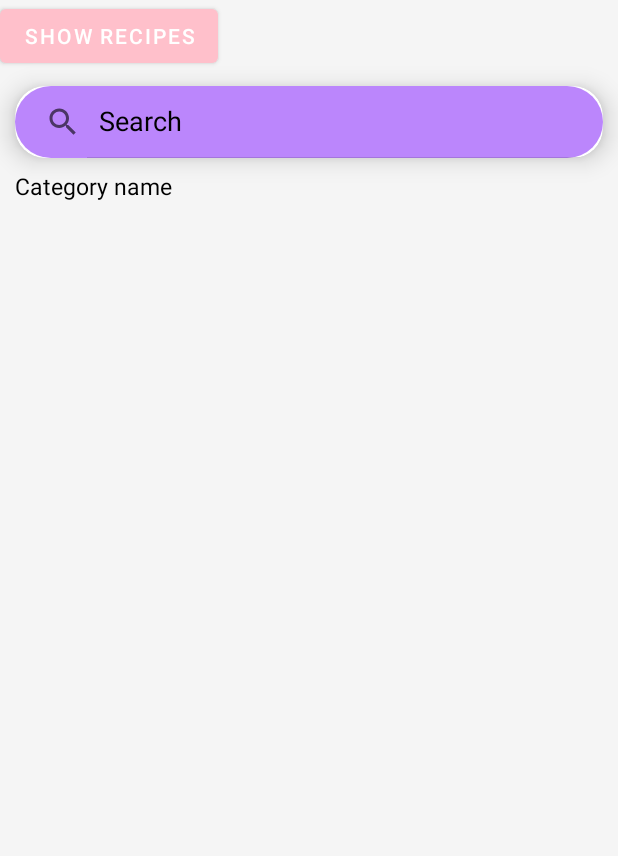
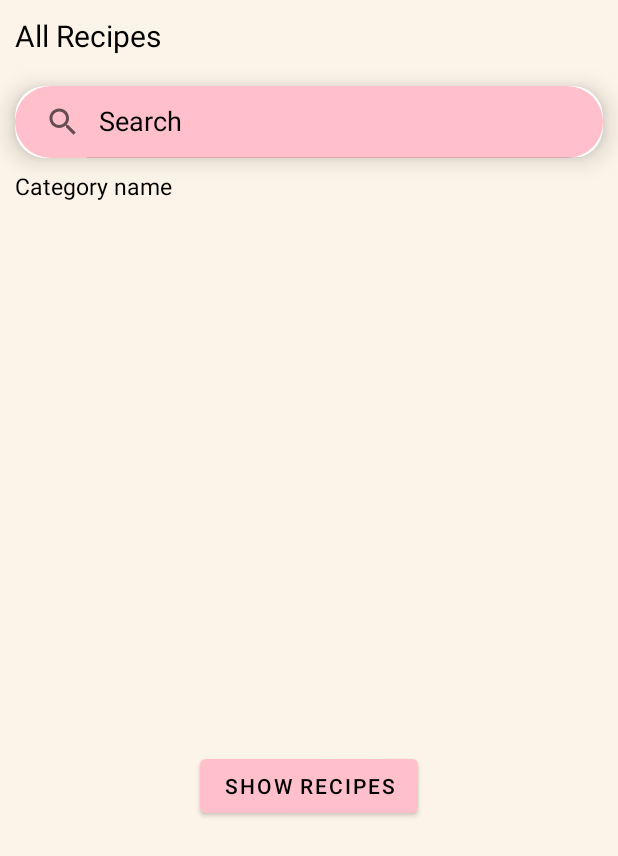
Before and after one commit to DorinUscoiu1/Recepies1, an Android app built with Jetpack Compose: the HomeActivity1 screen opened directly, with no data from a screen before it, on a phone screen of 412 x 824 dp. Shown: the top 856 px of the screen. Run offline under Robolectric (Android 15) with nearby library versions, the phone set to English and light mode, and no system bars; our stand-ins replace Room's generated code; network calls fail; Roboto replaces fonts that are not available here.

Commit message:
Changed the interface for home1 and fragment_recipe_list

```diff
--- a/app/src/main/java/com/example/proiect_android/HomeActivity1.kt
+++ b/app/src/main/java/com/example/proiect_android/HomeActivity1.kt
@@ -3,10 +3,15 @@ package com.example.proiect_android
 import android.content.Intent
 import android.os.AsyncTask
 import android.os.Bundle
+import android.view.View
+import android.widget.Button
+import android.widget.RelativeLayout
 import android.widget.SearchView
+import android.widget.TextView
 import androidx.appcompat.app.AppCompatActivity
 import androidx.fragment.app.commit
 import androidx.recyclerview.widget.LinearLayoutManager
+import androidx.recyclerview.widget.RecyclerView
 import androidx.room.Room
 import com.example.proiect_android.adapter.MainCategoryAdapter
 import com.example.proiect_android.adapter.SubCategoryAdapter
@@ -29,10 +34,14 @@ class HomeActivity1 : AppCompatActivity() {
     private var arrCategories = ArrayList<String>()
     private lateinit var mainCategoryAdapter: MainCategoryAdapter
     private lateinit var subCategoryAdapter: SubCategoryAdapter
-
+    private lateinit var categoryNameContainer: TextView
+    private lateinit var itemRecyclerView: RecyclerView
+    private lateinit var subItemRecyclerView: RecyclerView
+    private lateinit var titleHome1: TextView
+    private lateinit var searchView: SearchView
     private var currentQuery: String = ""
     private var currentCategory: String = "All Categories"
-
+    private lateinit var buttonShowRecipes: Button
     private lateinit var recipeDatabase: RecipeDatabase
 
     override fun onCreate(savedInstanceState: Bundle?) {
@@ -41,7 +50,12 @@ class HomeActivity1 : AppCompatActivity() {
         binding = ActivityHome1Binding.inflate(layoutInflater)
         setContentView(binding.root)
         recipeDatabase = Room.databaseBuilder(applicationContext, RecipeDatabase::class.java, "recipe.db").build()
-
+        buttonShowRecipes = findViewById(R.id.buttonShowRecipes)
+        categoryNameContainer = findViewById(R.id.CategoryNameContainer)
+        titleHome1 = findViewById(R.id.titleHome1)
+        subItemRecyclerView = findViewById(R.id.subitem_show_home)
+        itemRecyclerView = findViewById(R.id.item_show_home)
+        searchView = findViewById(R.id.search_view)
         mainCategoryAdapter = MainCategoryAdapter { recipe ->
             val intent = Intent(this, RecipeDetailActivity::class.java)
             intent.putExtra("RECIPE_DETAIL", recipe)
@@ -76,6 +90,12 @@ class HomeActivity1 : AppCompatActivity() {
         })
 
         binding.buttonShowRecipes.setOnClickListener {
+            buttonShowRecipes.visibility = Button.GONE
+            categoryNameContainer.visibility = View.GONE
+            titleHome1.visibility = View.GONE
+            searchView.visibility = View.GONE
+            itemRecyclerView.visibility = View.GONE
+            subItemRecyclerView.visibility = View.GONE
             supportFragmentManager.commit {
                 replace(R.id.fragment_container, RecipeListFragment())
                 addToBackStack(null)
--- a/app/src/main/res/drawable/search.xml
+++ b/app/src/main/res/drawable/search.xml
@@ -1,5 +1,5 @@
 <?xml version="1.0" encoding="utf-8"?>
 <shape xmlns:android="http://schemas.android.com/apk/res/android">
-    <solid android:color="@color/purple_200"/>
+    <solid android:color="#FFC0CB"/>
     <corners android:radius="50sp"/>
 </shape>
--- a/app/src/main/res/layout/activity_home1.xml
+++ b/app/src/main/res/layout/activity_home1.xml
@@ -17,6 +17,7 @@
             android:orientation="vertical">
 
             <TextView
+                android:id="@+id/titleHome1"
                 android:layout_width="match_parent"
                 android:layout_height="wrap_content"
                 android:text="All Recipes"
@@ -37,11 +38,11 @@
                 <SearchView
                     android:id="@+id/search_view"
                     android:layout_width="match_parent"
-                    android:theme="@style/ThemeOverlay.Search"
-                    android:queryHint="Search"
+                    android:layout_height="wrap_content"
                     android:background="@drawable/search"
                     android:iconifiedByDefault="false"
-                    android:layout_height="wrap_content" />
+                    android:queryHint="Search"
+                    android:theme="@style/ThemeOverlay.Search" />
 
             </androidx.cardview.widget.CardView>
 
@@ -54,6 +55,7 @@
             tools:itemCount="1"
             tools:listitem="@layout/item_show_home" />
             <TextView
+                android:id="@+id/CategoryNameContainer"
                 android:layout_width="match_parent"
                 android:layout_height="wrap_content"
                 android:text="Category name"
@@ -72,15 +74,20 @@
 
         </LinearLayout>
     </ScrollView>
+
+    <FrameLayout
+        android:id="@+id/fragment_container"
+        android:layout_width="match_parent"
+        android:layout_height="match_parent" >
+
+
+    </FrameLayout>
     <Button
         android:id="@+id/buttonShowRecipes"
         android:layout_width="wrap_content"
         android:layout_height="wrap_content"
-        android:text="Show Recipes" />
-
-    <FrameLayout
-        android:id="@+id/fragment_container"
-        android:layout_width="match_parent"
-        android:layout_height="match_parent" />
-
+        android:text="Show Recipes"
+        android:layout_centerHorizontal="true"
+        android:layout_marginTop="500dp"
+        android:textColor="@color/black"/>
 </RelativeLayout>
--- a/app/src/main/res/layout/fragment_recipe_list.xml
+++ b/app/src/main/res/layout/fragment_recipe_list.xml
@@ -9,7 +9,8 @@
             android:layout_width="match_parent"
             android:layout_height="match_parent"
             android:scaleType="centerCrop"
-            android:src="@drawable/home" />
+            android:src="@drawable/home"
+            android:alpha="0.6"/>
 
         <androidx.recyclerview.widget.RecyclerView
             android:id="@+id/recyclerViewRecipes"
--- a/app/src/main/res/layout/item_show_home.xml
+++ b/app/src/main/res/layout/item_show_home.xml
@@ -1,5 +1,6 @@
 <?xml version="1.0" encoding="utf-8"?>
 <RelativeLayout
+    android:id="@+id/item_show_layout"
     xmlns:android="http://schemas.android.com/apk/res/android"
     xmlns:app="http://schemas.android.com/apk/res-auto"
     xmlns:tools="http://schemas.android.com/tools"
@@ -21,7 +22,7 @@
         <RelativeLayout
             android:layout_width="150dp"
             android:layout_height="100dp"
-            android:background="@color/purple_200"
+            android:background="#FAFCE8"
             android:padding="8dp">
 
             <ImageView
--- a/app/src/main/res/values/colors.xml
+++ b/app/src/main/res/values/colors.xml
@@ -8,7 +8,7 @@
     <color name="black">#FF000000</color>
     <color name="white">#FFFFFFFF</color>
     <color name="hintTextColor">#FF0000</color>
-    <color name="gray">#F5F5F5</color>
+    <color name="gray">#fcf4e8</color>
     <color name="yellow">#FFFF00</color>
     <color name="pink">#E75480</color>"
     <color name="transparent">#00000000</color>
```
